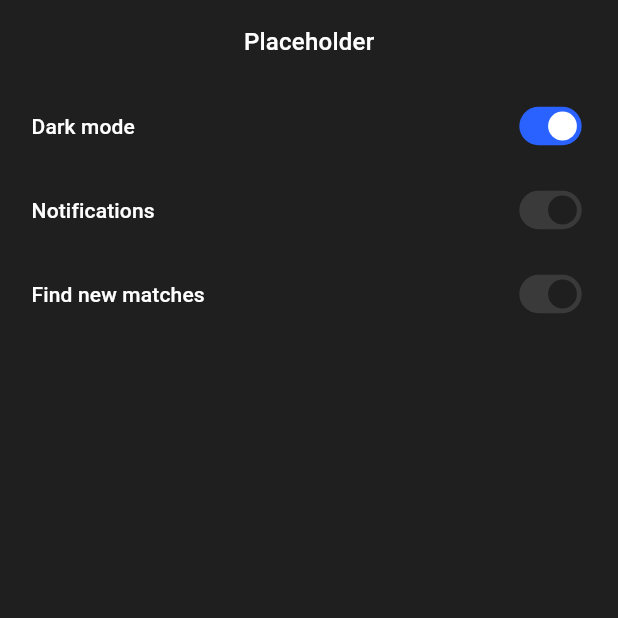
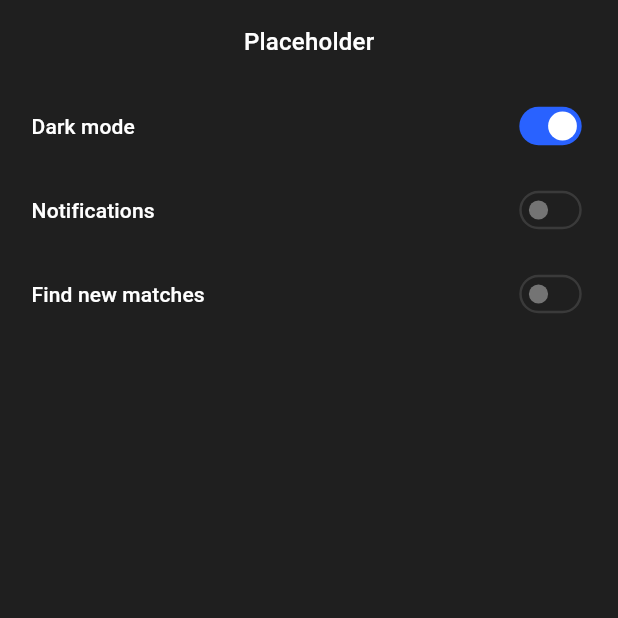
Before and after one commit to Legal-Mentors-Network/frontend, a Flutter app: the screen it shows after launch, item 4 of the bottom bar chosen, on a phone screen of 412 x 824 dp, the top half of it. Run offline on Flutter 3.47's test engine with Material 3 defaults, Android fonts, the phone set to English and light mode, and no system bars; our stand-ins replace flutter_riverpod, go_router.

Commit message:
refactor settings

```diff
--- a/app/lib/features/settings/settings.dart
+++ b/app/lib/features/settings/settings.dart
@@ -1,53 +1,20 @@
 import 'package:flutter/material.dart';
-import 'package:lmn/common/components/atoms/switch.dart';
-import 'package:lmn/common/extensions.dart';
-import 'package:lmn/common/theme/constants.dart';
+import 'package:lmn/features/settings/toggle.dart';
 
 class Settings extends StatelessWidget {
   const Settings({super.key});
 
   @override
   Widget build(BuildContext context) {
-    final textStyle = context.text.titleSmall?.copyWith(fontWeight: FontWeight.w500);
-
-    // todo: make list tile into components
-
     return Column(
       children: [
-        ListTile(
-          title: Text('Dark mode', style: textStyle),
-          titleAlignment: ListTileTitleAlignment.center,
-          contentPadding: const EdgeInsets.symmetric(horizontal: rl),
-          trailing: AppSwitch(
-            child: Switch(
-              //   value: themeMode == ThemeMode.dark,
-              value: true,
-              onChanged: (_) {},
-            ),
-          ),
+        Option(
+          title: 'Dark mode',
+          value: true,
+          onChanged: (_) {},
         ),
-        ListTile(
-          title: Text('Notifications', style: textStyle),
-          titleAlignment: ListTileTitleAlignment.center,
-          contentPadding: const EdgeInsets.symmetric(horizontal: rl),
-          trailing: const AppSwitch(
-            child: Switch(
-              value: true,
-              onChanged: null,
-            ),
-          ),
-        ),
-        ListTile(
-          title: Text('Find new matches', style: textStyle),
-          titleAlignment: ListTileTitleAlignment.center,
-          contentPadding: const EdgeInsets.symmetric(horizontal: rl),
-          trailing: const AppSwitch(
-            child: Switch(
-              value: true,
-              onChanged: null,
-            ),
-          ),
-        ),
+        const Option(title: 'Notifications'),
+        const Option(title: 'Find new matches'),
       ],
     );
   }
--- /dev/null
+++ b/app/lib/features/settings/toggle.dart
@@ -0,0 +1,35 @@
+import 'package:flutter/material.dart';
+import 'package:lmn/common/components/atoms/switch.dart';
+import 'package:lmn/common/extensions.dart';
+import 'package:lmn/common/theme/constants.dart';
+
+class Option extends StatelessWidget {
+  const Option({
+    super.key,
+    required this.title,
+    this.value = false,
+    this.onChanged,
+  });
+
+  final String title;
+  final bool value;
+  final Function(bool item)? onChanged;
+
+  @override
+  Widget build(BuildContext context) {
+    return ListTile(
+      title: Text(
+        title,
+        style: context.text.titleSmall?.copyWith(fontWeight: FontWeight.w500),
+      ),
+      titleAlignment: ListTileTitleAlignment.center,
+      contentPadding: const EdgeInsets.symmetric(horizontal: rl),
+      trailing: AppSwitch(
+        child: Switch(
+          value: value,
+          onChanged: onChanged,
+        ),
+      ),
+    );
+  }
+}
```
